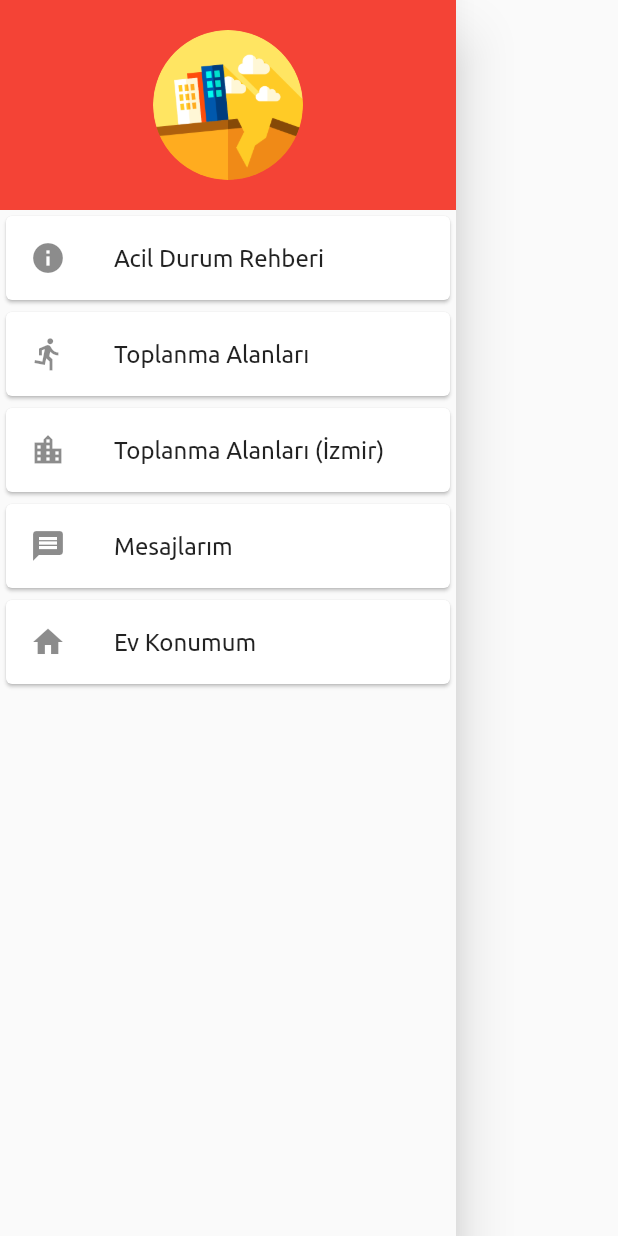
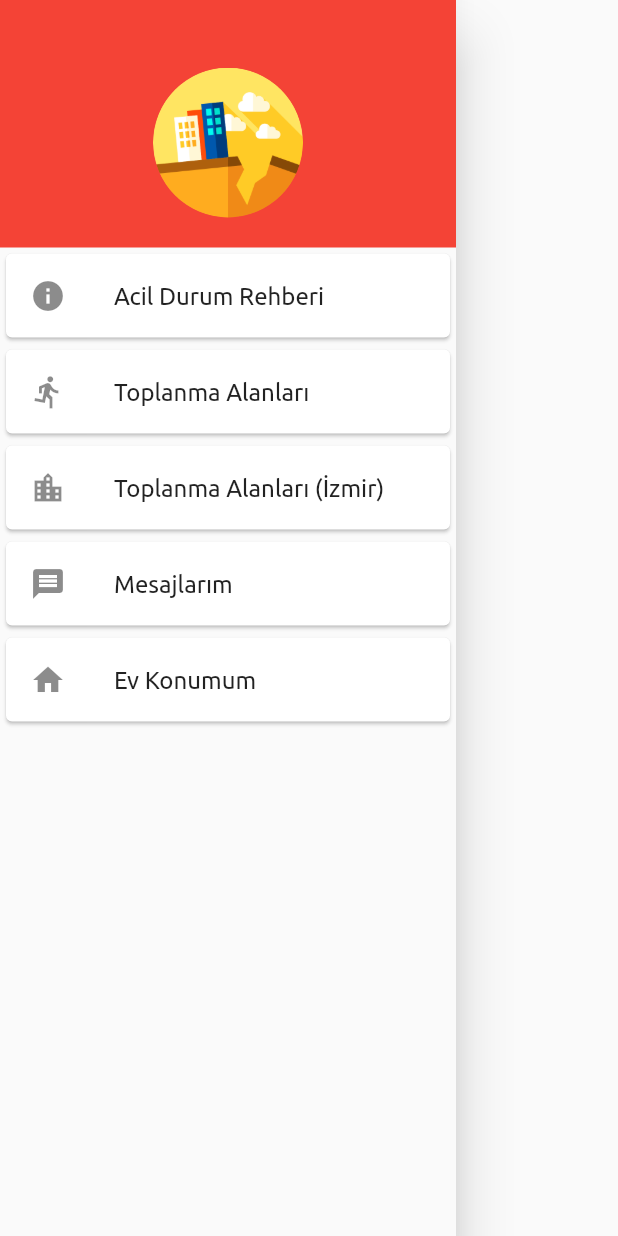
Before and after one commit to Feanor99/Ktu-Final-Project, a Flutter app: the MainDrawer widget shown alone on an empty page, opened directly, on a phone screen of 412 x 824 dp. Run offline on Flutter 3.47's test engine with Material 2 defaults, Android fonts, the phone set to English and light mode, and no system bars; our stand-ins replace awesome_dialog, cloud_firestore, contacts_service, firebase_auth, firebase_core, firebase_messaging and 6 more; missing offline and left inert: encrypt; accounts and stored records are empty.

Commit message:
visual fixes

```diff
--- a/lib/screens/contacts_list.dart
+++ b/lib/screens/contacts_list.dart
@@ -232,6 +232,7 @@ class _ContactList extends State<ContactList> {
           ).then((value) => setState(() {})),
         ),
         title: Text('Yeni Kişi Ekle'),
+        backgroundColor: Colors.blue,
       ),
       body: Container(
         padding: EdgeInsets.only(top: 10, bottom: 25),
--- a/lib/screens/dm_room.dart
+++ b/lib/screens/dm_room.dart
@@ -125,7 +125,7 @@ class _DmRoomState extends State<DmRoom> {
 
   @override
   Widget build(BuildContext context) {
-    final f = new DateFormat('yyyy-MM-dd | hh:mm');
+    final f = new DateFormat('yyyy-MM-dd | H:mm');
     return Scaffold(
       appBar: AppBar(
         title: Text(widget.receiverName),
--- a/lib/screens/help_me.dart
+++ b/lib/screens/help_me.dart
@@ -141,7 +141,8 @@ class _HelpMeState extends State<HelpMe> {
                         'Gönder butonuna bastığınızda kişi listenizdekilere bildirim gönderilecektir, onaylıyor musunuz?'),
                     actions: <Widget>[
                       FlatButton(
-                          child: Text("Gönder"),
+                          child: Text("Gönder", style: TextStyle(color: Colors.white)),
+                          color: Colors.red,
                           onPressed: () async {
                             sendAndRetrieveMessage();
                             if (eqID != null)
--- a/lib/screens/users_list.dart
+++ b/lib/screens/users_list.dart
@@ -53,6 +53,7 @@ class _UsersList extends State<UsersList> with SingleTickerProviderStateMixin {
               Navigator.of(context).popUntil((route) => route.isFirst),
         ),
         title: Text('Kişilerim'),
+        backgroundColor: Colors.blue,
       ),
       body: Container(
         padding: EdgeInsets.only(left: 10, right: 10),
@@ -140,7 +141,7 @@ class _UsersList extends State<UsersList> with SingleTickerProviderStateMixin {
                                   ),
                                   child: CircleAvatar(
                                       child: Text(
-                                          userList[index]['displayName'][0]),
+                                          userList[index]['displayName'][0], style: TextStyle(color: Colors.white)),
                                       backgroundColor: Colors.transparent)));
                         })),
             Container(
--- a/lib/widgets/left_menu.dart
+++ b/lib/widgets/left_menu.dart
@@ -12,13 +12,13 @@ class MainDrawer extends StatelessWidget {
         child: Column(
       children: <Widget>[
         Container(
-          height: 140.0,
-          width: double.infinity,
+          height: 165.0,
           color: Colors.red,
           padding: const EdgeInsets.all(20),
           child: Center(
               child: Column(
             children: <Widget>[
+              Padding(padding: EdgeInsets.only(top: 25), child:
               Container(
                 width: 100,
                 height: 100,
@@ -30,8 +30,8 @@ class MainDrawer extends StatelessWidget {
                   shape: BoxShape.circle,
                 ),
               )
-            ],
-          )),
+              )],
+          ),),
         ),
         Card(
             child: ListTile(
```
